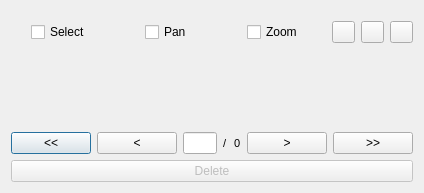
Above: ui/main_panel.ui from fpsampayo/qgis-navtable before the change. Below: the same form after it.
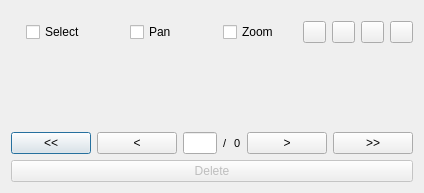
That is the form after the change.

What changed in the file:
```diff
--- a/ui/main_panel.ui
+++ b/ui/main_panel.ui
@@ -74,6 +74,28 @@
        </item>
        <item>
         <layout class="QHBoxLayout" name="horizontalLayout_4">
+         <item>
+          <widget class="QPushButton" name="orderByBT">
+           <property name="maximumSize">
+            <size>
+             <width>23</width>
+             <height>40</height>
+            </size>
+           </property>
+           <property name="mouseTracking">
+            <bool>true</bool>
+           </property>
+           <property name="focusPolicy">
+            <enum>Qt::NoFocus</enum>
+           </property>
+           <property name="toolTip">
+            <string>Sort NavTable Features</string>
+           </property>
+           <property name="text">
+            <string/>
+           </property>
+          </widget>
+         </item>
          <item>
           <widget class="QPushButton" name="removeFilterBT">
            <property name="maximumSize">
```
Left out of the diff: 2 changed lines with no effect on the pictures.
